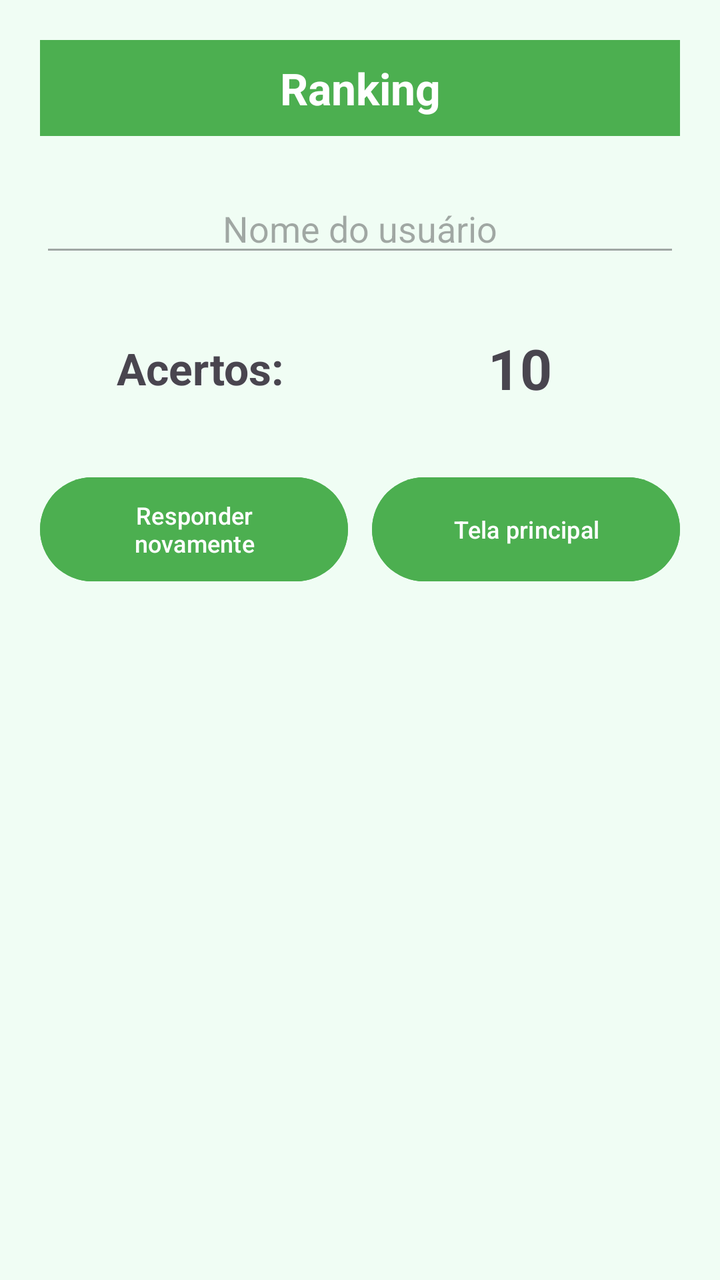
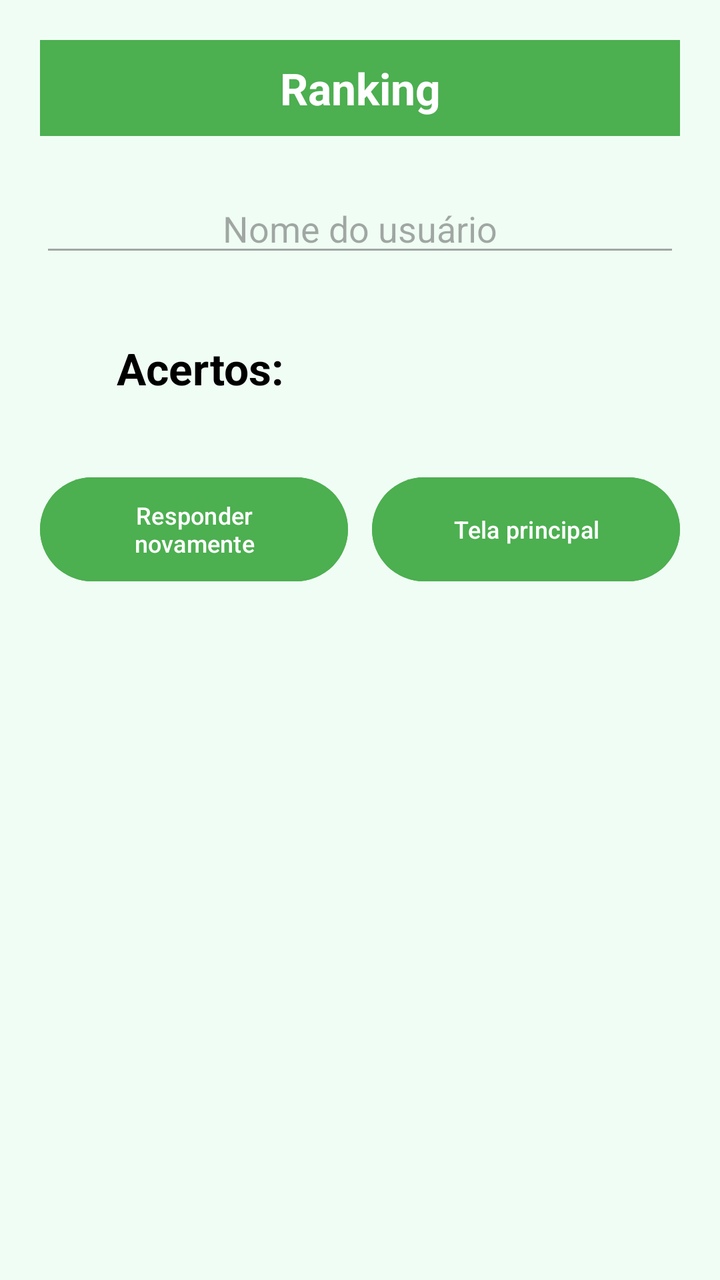

Compare the two renders of this Android layout. The source of the first and the diff that turns it into the second are given below.
<!-- AndroidManifest.xml: application theme Theme.QuizBandeiras -->
<!-- res/layout/activity_ranking.xml -->
<?xml version="1.0" encoding="utf-8"?>
<androidx.constraintlayout.widget.ConstraintLayout xmlns:android="http://schemas.android.com/apk/res/android"
    xmlns:app="http://schemas.android.com/apk/res-auto"
    xmlns:tools="http://schemas.android.com/tools"
    android:id="@+id/main"
    android:layout_width="match_parent"
    android:layout_height="match_parent"
    android:background="#F0FDF4"
    tools:context=".Ranking">

    <LinearLayout
        android:layout_width="match_parent"
        android:layout_height="match_parent"
        android:orientation="vertical"
        android:padding="20dp">

        
        <TextView
            android:id="@+id/textView7"
            android:layout_width="match_parent"
            android:layout_height="48dp"
            android:background="#4CAF50"
            android:gravity="center"
            android:text="Ranking"
            android:textColor="@android:color/white"
            android:textSize="22sp"
            android:textStyle="bold" />

        
        <EditText
            android:id="@+id/txtNomeUsuario"
            android:layout_width="match_parent"
            android:layout_height="wrap_content"
            android:layout_marginTop="24dp"
            android:enabled="false"
            android:gravity="center"
            android:hint="Nome do usuário"
            android:textSize="18sp" />

        
        <LinearLayout
            android:layout_width="match_parent"
            android:layout_height="wrap_content"
            android:layout_marginTop="32dp"
            android:gravity="center"
            android:orientation="horizontal">

            <TextView
                android:id="@+id/txtAcertos"
                android:layout_width="0dp"
                android:layout_height="wrap_content"
                android:layout_weight="1"
                android:gravity="center"
                android:text="Acertos:"
                android:textSize="22sp"
                android:textStyle="bold" />

            <TextView
                android:id="@+id/txtPontuacao"
                android:layout_width="0dp"
                android:layout_height="wrap_content"
                android:layout_weight="1"
                android:gravity="center"
                android:text="10"
                android:textSize="28sp"
                android:textStyle="bold" />

        </LinearLayout>

        
        <LinearLayout
            android:layout_width="match_parent"
            android:layout_height="wrap_content"
            android:layout_marginTop="32dp"
            android:gravity="center"
            android:orientation="horizontal">

            <Button
                android:id="@+id/btnResponderNovamente"
                android:layout_width="0dp"
                android:layout_height="60dp"
                android:layout_marginEnd="6dp"
                android:layout_weight="1"
                android:backgroundTint="#4CAF50"
                android:text="Responder novamente"
                android:textAllCaps="false"
                android:textColor="@android:color/white"
                android:textSize="12sp" />

            <Button
                android:id="@+id/btnTelaPrincipal"
                android:layout_width="0dp"
                android:layout_height="60dp"
                android:layout_marginStart="6dp"
                android:layout_weight="1"
                android:backgroundTint="#4CAF50"
                android:text="Tela principal"
                android:textAllCaps="false"
                android:textColor="@android:color/white"
                android:textSize="12sp" />

        </LinearLayout>

    </LinearLayout>

</androidx.constraintlayout.widget.ConstraintLayout>
<!-- resources referenced by this layout -->
<resources>
  <style name="Theme.QuizBandeiras" parent="Base.Theme.QuizBandeiras" />
  <style name="Base.Theme.QuizBandeiras" parent="Theme.Material3.DayNight.NoActionBar">
          
          
      </style>
</resources>

<!-- the commit's change to res/layout/activity_ranking.xml (unified diff, before → after) -->
@@ -35,6 +35,7 @@
             android:enabled="false"
             android:gravity="center"
             android:hint="Nome do usuário"
+            android:textColor="@color/black"
             android:textSize="18sp" />
 
         
@@ -52,6 +53,7 @@
                 android:layout_weight="1"
                 android:gravity="center"
                 android:text="Acertos:"
+                android:textColor="@color/black"
                 android:textSize="22sp"
                 android:textStyle="bold" />
 
@@ -61,7 +63,7 @@
                 android:layout_height="wrap_content"
                 android:layout_weight="1"
                 android:gravity="center"
-                android:text="10"
+                android:textColor="@color/black"
                 android:textSize="28sp"
                 android:textStyle="bold" />
 
<!-- resource entries referenced after the edit -->
@@ -1,5 +1,6 @@
 <!-- resources referenced by this layout -->
 <resources>
+  <color name="black">#FF000000</color>
   <style name="Theme.QuizBandeiras" parent="Base.Theme.QuizBandeiras" />
   <style name="Base.Theme.QuizBandeiras" parent="Theme.Material3.DayNight.NoActionBar">
           
